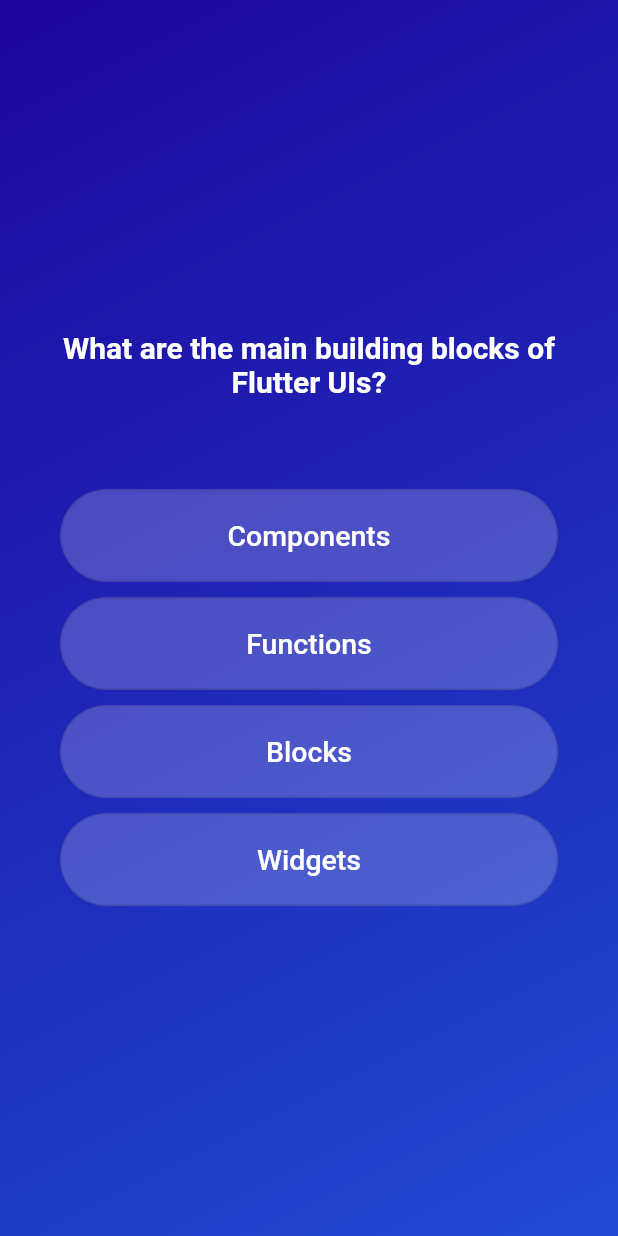
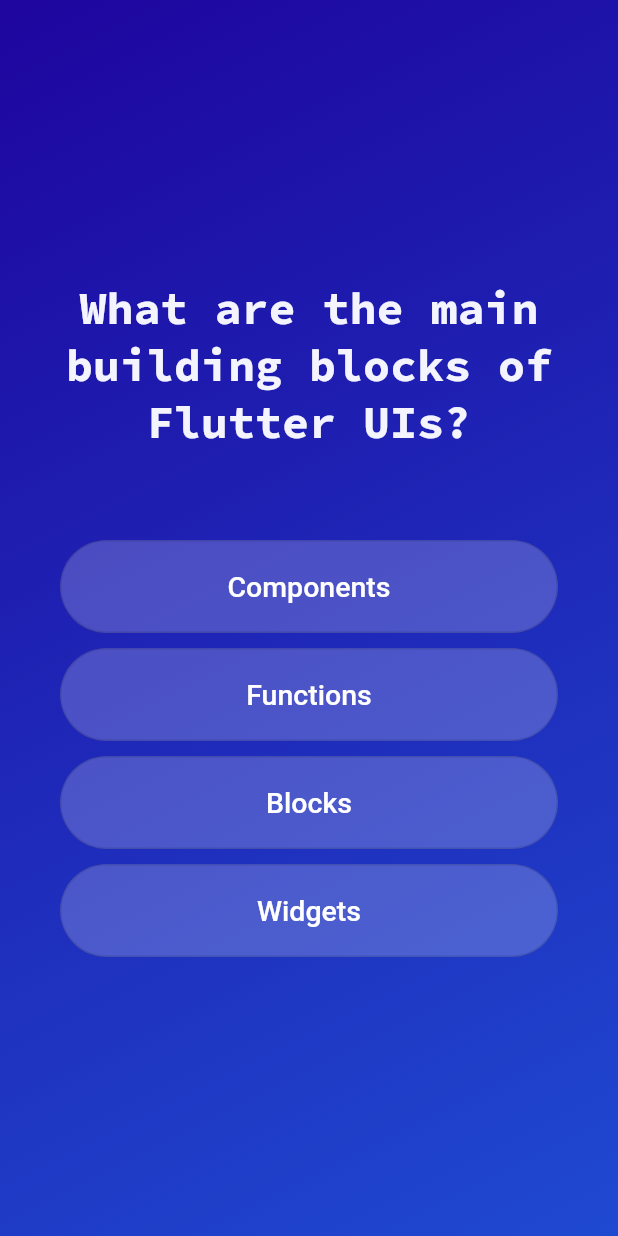
Before and after one commit to ntwari-egide/kahoot-mobile-flutter, a Flutter app: the screen it shows after launch, after a tap on "Start Quiz!", on a phone screen of 412 x 824 dp. Run offline on Flutter 3.47's test engine with Material 2 defaults, Android fonts, the phone set to English and light mode, and no system bars; our stand-ins replace google_fonts.

Commit message:
feat: implement getting answer

```diff
--- a/lib/answers.dart
+++ b/lib/answers.dart
@@ -19,7 +19,7 @@ class AnswersWidget extends StatelessWidget {
               shape: RoundedRectangleBorder(borderRadius: BorderRadius.circular(40))
             ),
             onPressed: onTap,
-            child: Text(answersText, style: const TextStyle(color: Colors.white, fontSize: 19),),
+            child: Text(answersText, style: const TextStyle(color: Colors.white, fontSize: 19), textAlign: TextAlign.center,),
           );
   }
 }
--- a/lib/questions.dart
+++ b/lib/questions.dart
@@ -1,12 +1,19 @@
 // questionsWidget screen
 
 import 'package:flutter/material.dart';
+import 'package:google_fonts/google_fonts.dart';
 import 'package:quiz/answers.dart';
 import 'package:quiz/data/questions.dart';
 import 'package:quiz/model/quiz_question.dart';
+import 'package:google_fonts/google_fonts.dart';
 
 class QuestionsWidget extends StatefulWidget {
-  const QuestionsWidget({super.key});
+  const QuestionsWidget({
+    super.key,
+    required this.onSelectAnswer,
+  });
+
+  final void Function(String answer) onSelectAnswer;
 
   @override
   State<QuestionsWidget> createState() {
@@ -15,7 +22,6 @@ class QuestionsWidget extends StatefulWidget {
 }
 
 class _QuestionsWidgetState extends State<QuestionsWidget> {
-
   //current question state
   var currentQuestionIndex = 0;
 
@@ -28,7 +34,7 @@ class _QuestionsWidgetState extends State<QuestionsWidget> {
 
   @override
   Widget build(context) {
-   final question = questions[currentQuestionIndex];
+    final question = questions[currentQuestionIndex];
 
     return SizedBox(
       width: double.infinity,
@@ -40,10 +46,11 @@ class _QuestionsWidgetState extends State<QuestionsWidget> {
           children: [
             Text(
               question.question,
-              style: const TextStyle(
-                  fontSize: 20,
-                  color: Colors.white,
-                  fontWeight: FontWeight.bold),
+              style: GoogleFonts.sourceCodePro(
+                fontSize: 30,
+                fontWeight: FontWeight.bold,
+                color: const Color.fromARGB(255, 244, 244, 255),
+              ),
               textAlign: TextAlign.center,
             ),
             const SizedBox(
--- a/lib/quiz.dart
+++ b/lib/quiz.dart
@@ -17,12 +17,18 @@ class _QuizWidgetState extends State<QuizWidget> {
   // we need to be able to switch from one screen to another
   var activeScreen = 'start-screen';
 
+  var selectedAnswers = [];
+
   // executes on first time, as useEffect react
   // @override
   // void initState() {
   //   activeScreen = StartScreen(switchScreen);
   //   super.initState();
   // }
+
+  void onSelectAnswer (String answer) {
+    selectedAnswers.add(answer);
+  }
 
   void switchScreen() {
     setState(() {
@@ -36,7 +42,7 @@ class _QuizWidgetState extends State<QuizWidget> {
   Widget screenWidget = StartScreen(switchScreen);
 
   // using if conditions
-  if ( activeScreen == 'question-screen') screenWidget = const QuestionsWidget();
+  if ( activeScreen == 'question-screen') screenWidget = QuestionsWidget(onSelectAnswer: onSelectAnswer);
 
     return MaterialApp(
       home: Scaffold(
--- a/pubspec.yaml
+++ b/pubspec.yaml
@@ -35,6 +35,7 @@ dependencies:
   # The following adds the Cupertino Icons font to your application.
   # Use with the CupertinoIcons class for iOS style icons.
   cupertino_icons: ^1.0.2
+  google_fonts: ^6.1.0
 
 dev_dependencies:
   flutter_test:
```
Also changed, not shown: pubspec.lock, 7 other files.
